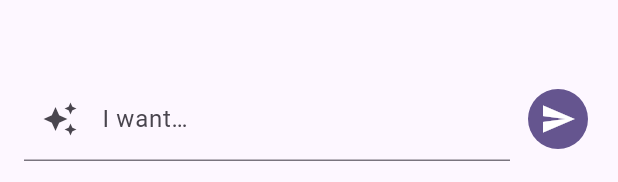
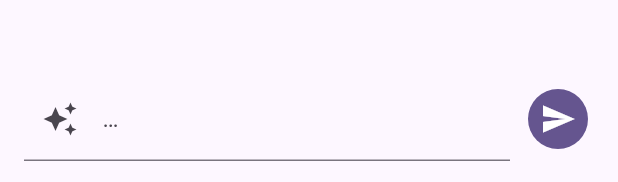
Before and after one commit to marketconnect/tick_coach, a Flutter app: the AgentEntryView widget shown alone on an empty page, opened directly, on a phone screen of 412 x 824 dp. Shown: the part 1051-1233 px from the top of the screen. Run offline on Flutter 3.47's test engine with Material 3 defaults, Android fonts, the phone set to English and light mode, and no system bars; drawn by our look-alikes of dynamic_color; our stand-ins replace audioplayers, image_picker, shared_preferences, sqflite; missing offline and left inert: vosk_flutter; accounts and stored records are empty.

Commit message:
deleted I want from input Agent screen

```diff
--- a/lib/presentation/agent_entry.dart
+++ b/lib/presentation/agent_entry.dart
@@ -95,7 +95,7 @@ class _AgentEntryViewState extends State<AgentEntryView> {
           child: TextField(
             controller: _textController,
             decoration: const InputDecoration(
-              labelText: 'I want…',
+              labelText: '…',
               prefixIcon: Icon(Icons.auto_awesome),
             ),
             onSubmitted: (_) => _sendMessage(notifier),
```
Also changed, not shown: 1 other file.
